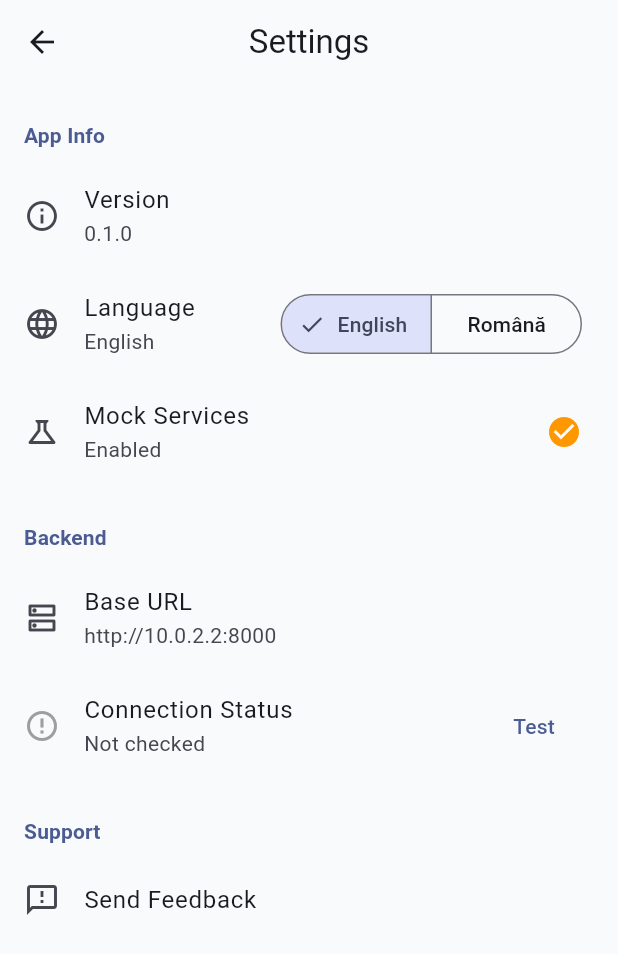
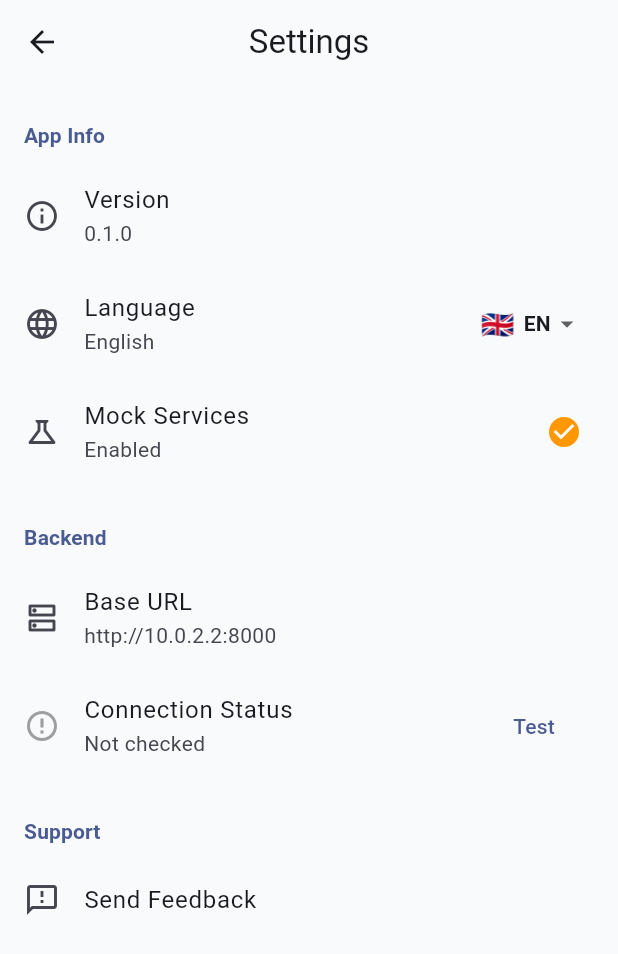
Before and after one commit to ionutc19/job-pack, a Flutter app: the screen it shows after launch, after a tap on "Get Started", after a tap on the "settings" icon, on a phone screen of 412 x 824 dp. Shown: the top 954 px of the screen. Run offline on Flutter 3.47's test engine with Material 3 defaults, Android fonts, the phone set to English and light mode, and no system bars; our stand-ins replace shared_preferences; accounts and stored records are empty; network calls fail.

Commit message:
Add flag dropdown language switcher to landing, home, and settings
Reusable LanguageDropdown widget with country flags (🇬🇧/🇷🇴) shown
on the landing screen top-right corner, home screen app bar, and
settings list tile. Replaces the SegmentedButton in settings for
a consistent look across screens.

https://claude.ai/code/session_01H5SnKZQeHwcEm8VdNSfue8

```diff
--- a/mobile/lib/screens/home_screen.dart
+++ b/mobile/lib/screens/home_screen.dart
@@ -1,5 +1,6 @@
 import 'package:flutter/material.dart';
 import '../l10n/app_localizations.dart';
+import '../widgets/language_dropdown.dart';
 
 class HomeScreen extends StatelessWidget {
   const HomeScreen({super.key});
@@ -11,6 +12,7 @@ class HomeScreen extends StatelessWidget {
       appBar: AppBar(
         title: Text(l.appName),
         actions: [
+          const LanguageDropdown(),
           IconButton(
             icon: const Icon(Icons.settings_outlined),
             onPressed: () => Navigator.pushNamed(context, '/settings'),
--- a/mobile/lib/screens/landing_screen.dart
+++ b/mobile/lib/screens/landing_screen.dart
@@ -1,5 +1,6 @@
 import 'package:flutter/material.dart';
 import '../l10n/app_localizations.dart';
+import '../widgets/language_dropdown.dart';
 
 class LandingScreen extends StatelessWidget {
   const LandingScreen({super.key});
@@ -13,6 +14,10 @@ class LandingScreen extends StatelessWidget {
           padding: const EdgeInsets.all(24),
           child: Column(
             children: [
+              const Align(
+                alignment: Alignment.topRight,
+                child: LanguageDropdown(),
+              ),
               const Spacer(),
               Icon(
                 Icons.work_outline,
--- a/mobile/lib/screens/settings_screen.dart
+++ b/mobile/lib/screens/settings_screen.dart
@@ -4,6 +4,7 @@ import '../config/app_config.dart';
 import '../l10n/app_localizations.dart';
 import '../l10n/language_provider.dart';
 import '../services/service_locator.dart';
+import '../widgets/language_dropdown.dart';
 
 class SettingsScreen extends StatefulWidget {
   const SettingsScreen({super.key});
@@ -52,16 +53,7 @@ class _SettingsScreenState extends State<SettingsScreen> {
             leading: const Icon(Icons.language),
             title: Text(l.language),
             subtitle: Text(langProvider.locale.languageCode == 'ro' ? l.romanian : l.english),
-            trailing: SegmentedButton<String>(
-              segments: [
-                ButtonSegment(value: 'en', label: Text(l.english)),
-                ButtonSegment(value: 'ro', label: Text(l.romanian)),
-              ],
-              selected: {langProvider.locale.languageCode},
-              onSelectionChanged: (v) {
-                langProvider.setLocale(Locale(v.first));
-              },
-            ),
+            trailing: const LanguageDropdown(),
           ),
           ListTile(
             leading: const Icon(Icons.science_outlined),
--- /dev/null
+++ b/mobile/lib/widgets/language_dropdown.dart
@@ -0,0 +1,55 @@
+import 'package:flutter/material.dart';
+import 'package:provider/provider.dart';
+import '../l10n/language_provider.dart';
+
+class LanguageDropdown extends StatelessWidget {
+  const LanguageDropdown({super.key});
+
+  static const _languages = [
+    _LangOption('en', 'EN', '🇬🇧'),
+    _LangOption('ro', 'RO', '🇷🇴'),
+  ];
+
+  @override
+  Widget build(BuildContext context) {
+    final langProvider = Provider.of<LanguageProvider>(context);
+    final current = langProvider.locale.languageCode;
+
+    return DropdownButtonHideUnderline(
+      child: DropdownButton<String>(
+        value: current,
+        icon: const Icon(Icons.arrow_drop_down, size: 20),
+        borderRadius: BorderRadius.circular(12),
+        items: _languages
+            .map((lang) => DropdownMenuItem<String>(
+                  value: lang.code,
+                  child: Row(
+                    mainAxisSize: MainAxisSize.min,
+                    children: [
+                      Text(lang.flag, style: const TextStyle(fontSize: 18)),
+                      const SizedBox(width: 6),
+                      Text(
+                        lang.label,
+                        style: const TextStyle(fontWeight: FontWeight.w600, fontSize: 14),
+                      ),
+                    ],
+                  ),
+                ))
+            .toList(),
+        onChanged: (code) {
+          if (code != null) {
+            langProvider.setLocale(Locale(code));
+          }
+        },
+      ),
+    );
+  }
+}
+
+class _LangOption {
+  final String code;
+  final String label;
+  final String flag;
+
+  const _LangOption(this.code, this.label, this.flag);
+}
```
